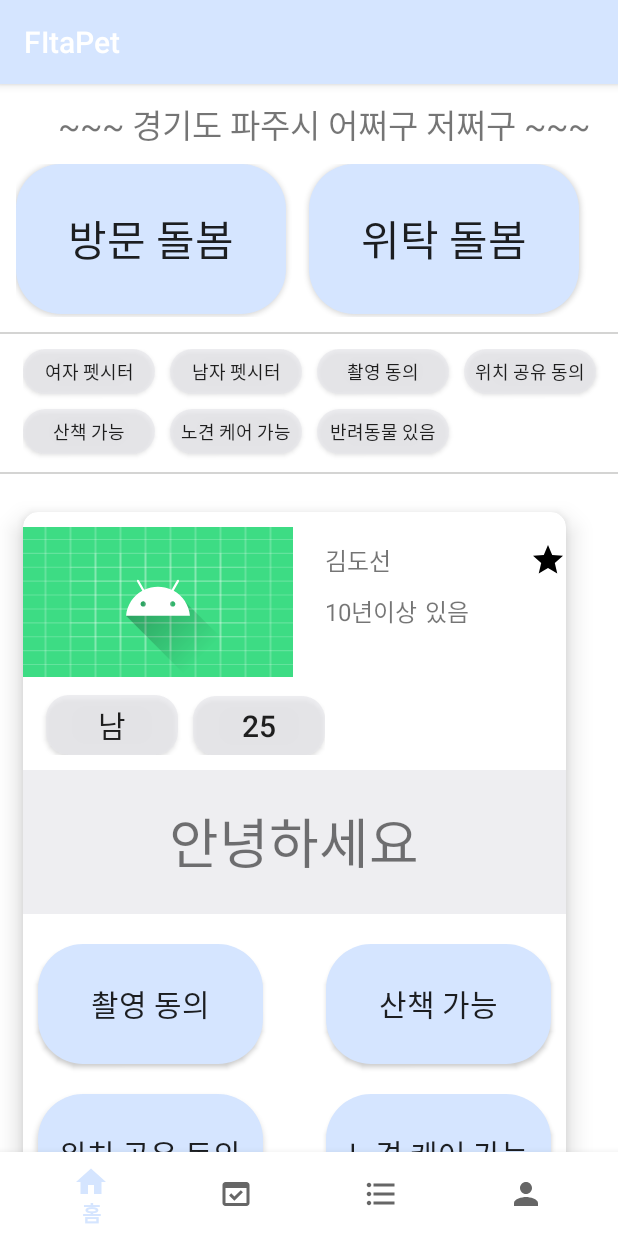
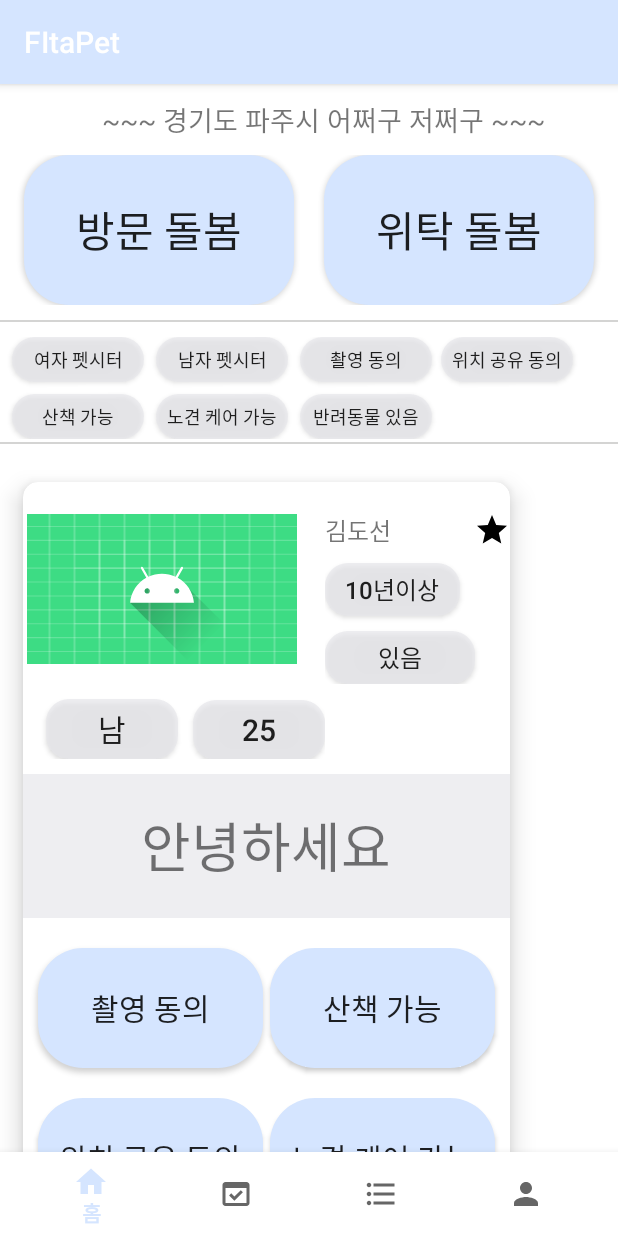
Before and after one commit to ehtjsv2/FitaPetService_Client_Personal_Version, an Android app: the screen it shows after launch (MainActivity), after a tap on an icon or button, on a phone screen of 412 x 824 dp. Run offline under Robolectric (Android 15) with nearby library versions, the phone set to English and light mode, and no system bars; libraries missing offline, so code that uses them is left out: com.kakao.sdk; 1 statement that could not run was skipped.

Commit message:
margin fix

```diff
--- a/app/src/main/res/layout/dog_service_list.xml
+++ b/app/src/main/res/layout/dog_service_list.xml
@@ -31,7 +31,8 @@
                 android:layout_height="100dp"
                 android:src="@drawable/example1"
                 android:layout_marginBottom="2dp"
-                android:layout_marginRight="15dp"/>
+                android:layout_marginRight="15dp"
+                android:layout_gravity="center"/>
 
                 <LinearLayout
                     android:orientation="vertical">
@@ -55,27 +56,28 @@
                             android:layout_height="wrap_content"
                             android:src="@drawable/ic_baseline_star_24"
                             android:background="@color/white"
-                            android:layout_marginStart="75dp"
+                            android:layout_marginStart="55dp"
                             android:id="@+id/bookmark"/>
 
-                        <TextView
-                            android:layout_width="wrap_content"
-                            android:layout_height="wrap_content"
+                    </GridLayout>
+
+                        <Button
+                            android:layout_width="90dp"
+                            android:layout_height="35dp"
                             android:text="펫시터 경력"
                             android:textSize="16dp"
+                            android:background="@drawable/option_choice_button"
                             android:layout_marginTop="10dp"
                             android:id="@+id/petsitterCareer"/>
 
-                        <TextView
-                            android:layout_width="wrap_content"
-                            android:layout_height="wrap_content"
+                        <Button
+                            android:layout_width="100dp"
+                            android:layout_height="35dp"
                             android:text="반려동물 유무"
                             android:textSize="16dp"
+                            android:background="@drawable/option_choice_button"
                             android:layout_marginTop="10dp"
-                            android:layout_marginStart="5dp"
                             android:id="@+id/petsitterHavePet"/>
-
-                    </GridLayout>
 
                 </LinearLayout>
 
--- a/app/src/main/res/layout/fragment_dog_service.xml
+++ b/app/src/main/res/layout/fragment_dog_service.xml
@@ -1,5 +1,6 @@
 <?xml version="1.0" encoding="utf-8"?>
 <LinearLayout xmlns:android="http://schemas.android.com/apk/res/android"
+    xmlns:app="http://schemas.android.com/apk/res-auto"
     android:layout_width="match_parent"
     android:layout_height="match_parent"
     xmlns:tools="http://schemas.android.com/tools"
@@ -14,38 +15,37 @@
         android:layout_marginTop="10dp"
         android:layout_marginBottom="10dp"
         android:layout_gravity="center"
-        android:textSize="22dp"
+        android:textSize="18dp"
         android:text="~~~ 경기도 파주시 어쩌구 저쩌구 ~~~" />
 
-    <GridLayout
-        android:layout_width="wrap_content"
+    <androidx.constraintlayout.widget.ConstraintLayout
+        android:layout_width="match_parent"
         android:layout_height="wrap_content"
-        android:orientation="horizontal"
-        android:columnCount="2"
-        android:layout_gravity="center"
-        android:gravity="center" >
+        >
 
         <Button
             android:id="@+id/visit"
             android:layout_width="180dp"
             android:layout_height="100dp"
+            android:layout_marginStart="16dp"
             android:background="@drawable/solid_button"
             android:text="방문 돌봄"
             android:textSize="28dp"
-            android:layout_marginBottom="2dp"
-            android:layout_marginRight="15dp"/>
+            app:layout_constraintStart_toStartOf="parent"
+            app:layout_constraintTop_toTopOf="parent" />
 
         <Button
             android:id="@+id/togo"
             android:layout_width="180dp"
             android:layout_height="100dp"
+            android:layout_marginEnd="16dp"
             android:background="@drawable/solid_button"
             android:text="위탁 돌봄"
             android:textSize="28dp"
-            android:layout_marginBottom="2dp"
-            android:layout_marginRight="15dp"/>
+            app:layout_constraintEnd_toEndOf="parent"
+            app:layout_constraintTop_toTopOf="parent" />
 
-    </GridLayout>
+    </androidx.constraintlayout.widget.ConstraintLayout>
 
     <View
         android:layout_width="match_parent"
@@ -54,84 +54,91 @@
         android:layout_marginTop="10dp"
         android:layout_marginBottom="10dp"/>
 
-    <GridLayout
-        android:layout_width="wrap_content"
+    <androidx.constraintlayout.widget.ConstraintLayout
+        android:layout_width="match_parent"
         android:layout_height="wrap_content"
-        android:orientation="horizontal"
-        android:columnCount="4"
-        android:layout_marginStart="15dp">
+        >
 
         <Button
             android:id="@+id/w_petsitter"
             android:layout_width="wrap_content"
             android:layout_height="30dp"
+            android:layout_marginStart="8dp"
             android:background="@drawable/option_choice_button"
             android:text="여자 펫시터"
             android:textSize="12dp"
-            android:layout_marginBottom="10dp"
-            android:layout_marginRight="10dp"/>
+            app:layout_constraintStart_toStartOf="parent"
+            app:layout_constraintTop_toTopOf="parent" />
 
         <Button
             android:id="@+id/m_petsitter"
             android:layout_width="wrap_content"
             android:layout_height="30dp"
+            android:layout_marginStart="8dp"
             android:background="@drawable/option_choice_button"
             android:text="남자 펫시터"
             android:textSize="12dp"
-            android:layout_marginBottom="10dp"
-            android:layout_marginRight="10dp"/>
+            app:layout_constraintStart_toEndOf="@+id/w_petsitter"
+            app:layout_constraintTop_toTopOf="parent" />
 
         <Button
             android:id="@+id/camera_agree"
             android:layout_width="wrap_content"
             android:layout_height="30dp"
+            android:layout_marginStart="8dp"
             android:background="@drawable/option_choice_button"
             android:text="촬영 동의"
             android:textSize="12dp"
-            android:layout_marginBottom="10dp"
-            android:layout_marginRight="10dp"/>
+            app:layout_constraintStart_toEndOf="@+id/m_petsitter"
+            app:layout_constraintTop_toTopOf="parent" />
 
         <Button
             android:id="@+id/location_agree"
             android:layout_width="wrap_content"
             android:layout_height="30dp"
+            android:layout_marginEnd="24dp"
             android:background="@drawable/option_choice_button"
             android:text="위치 공유 동의"
             android:textSize="12dp"
-            android:layout_marginBottom="10dp"
-            android:layout_marginRight="10dp"/>
+            app:layout_constraintEnd_toEndOf="parent"
+            app:layout_constraintStart_toEndOf="@+id/camera_agree"
+            app:layout_constraintTop_toTopOf="parent" />
 
         <Button
             android:id="@+id/jogging_available"
             android:layout_width="wrap_content"
             android:layout_height="30dp"
+            android:layout_marginStart="8dp"
+            android:layout_marginTop="8dp"
             android:background="@drawable/option_choice_button"
             android:text="산책 가능"
             android:textSize="12dp"
-            android:layout_marginBottom="10dp"
-            android:layout_marginRight="10dp"/>
+            app:layout_constraintStart_toStartOf="parent"
+            app:layout_constraintTop_toBottomOf="@+id/w_petsitter" />
 
         <Button
             android:id="@+id/old_dog_ok"
             android:layout_width="wrap_content"
             android:layout_height="30dp"
+            android:layout_marginStart="8dp"
             android:background="@drawable/option_choice_button"
             android:text="노견 케어 가능"
             android:textSize="12dp"
-            android:layout_marginBottom="10dp"
-            android:layout_marginRight="10dp"/>
+            app:layout_constraintBottom_toBottomOf="parent"
+            app:layout_constraintStart_toEndOf="@+id/jogging_available" />
 
         <Button
             android:id="@+id/have_pet"
             android:layout_width="wrap_content"
             android:layout_height="30dp"
+            android:layout_marginStart="200dp"
             android:background="@drawable/option_choice_button"
             android:text="반려동물 있음"
             android:textSize="12dp"
-            android:layout_marginBottom="10dp"
-            android:layout_marginRight="10dp"/>
+            app:layout_constraintBottom_toBottomOf="parent"
+            app:layout_constraintStart_toStartOf="parent" />
 
-    </GridLayout>
+    </androidx.constraintlayout.widget.ConstraintLayout>>
 
     <View
         android:layout_width="match_parent"
```
